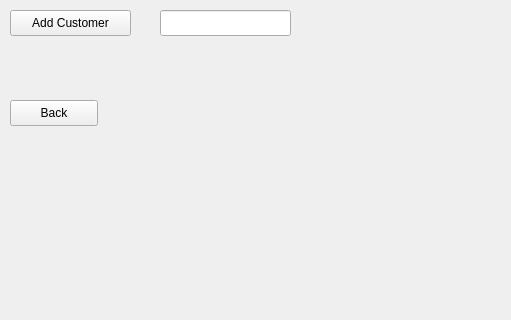
First picture: the form in UI/ManageCustomersWindow/managecustomerswindow.ui, repository davrdic/DavidPharmacyEleven, before the edit; both pictures show x 0 to 511 and y 0 to 320 of the 800 by 600 pixel window.
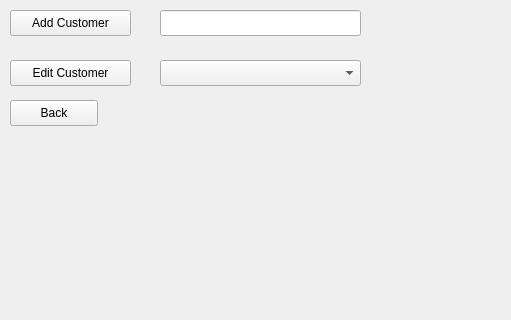
Second picture: the form after the edit.

Commit message: Customer can now have doctors and edit the doctor.

Diff of the .ui file:
```diff
--- a/UI/ManageCustomersWindow/managecustomerswindow.ui
+++ b/UI/ManageCustomersWindow/managecustomerswindow.ui
@@ -44,7 +44,30 @@
     <rect>
      <x>160</x>
      <y>10</y>
-     <width>131</width>
+     <width>201</width>
+     <height>26</height>
+    </rect>
+   </property>
+  </widget>
+  <widget class="QPushButton" name="editCustomerButton">
+   <property name="geometry">
+    <rect>
+     <x>10</x>
+     <y>60</y>
+     <width>121</width>
+     <height>26</height>
+    </rect>
+   </property>
+   <property name="text">
+    <string>Edit Customer</string>
+   </property>
+  </widget>
+  <widget class="QComboBox" name="customerComboBox">
+   <property name="geometry">
+    <rect>
+     <x>160</x>
+     <y>60</y>
+     <width>201</width>
      <height>26</height>
     </rect>
    </property>
```
The commit also changes 26 other files.
